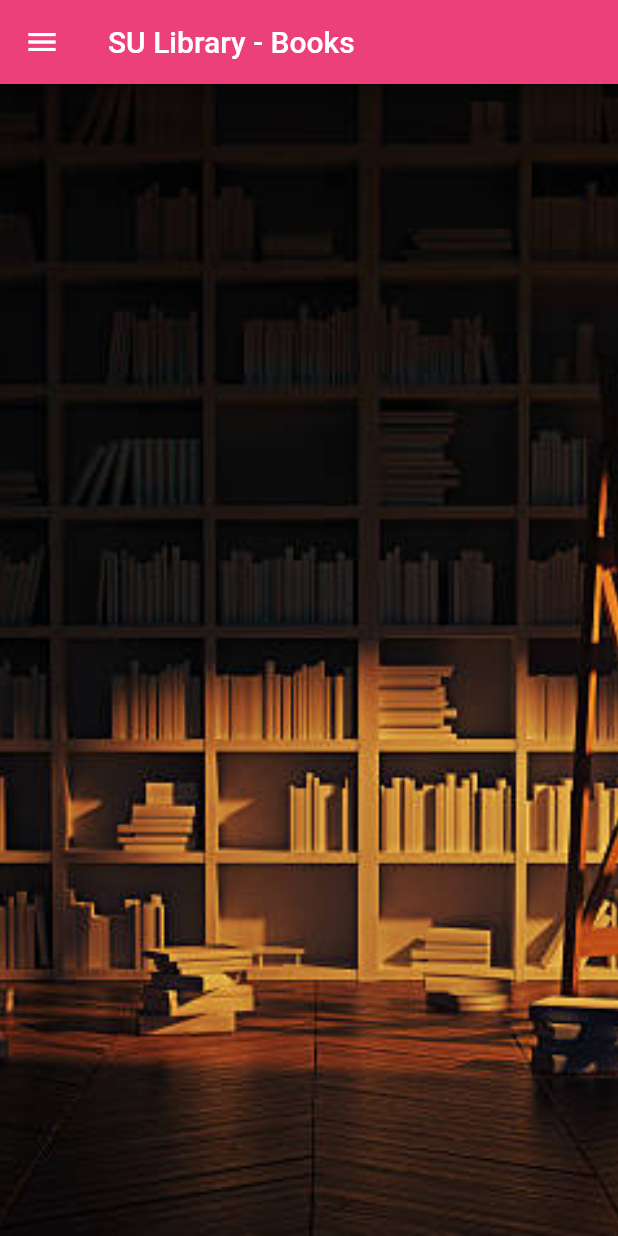
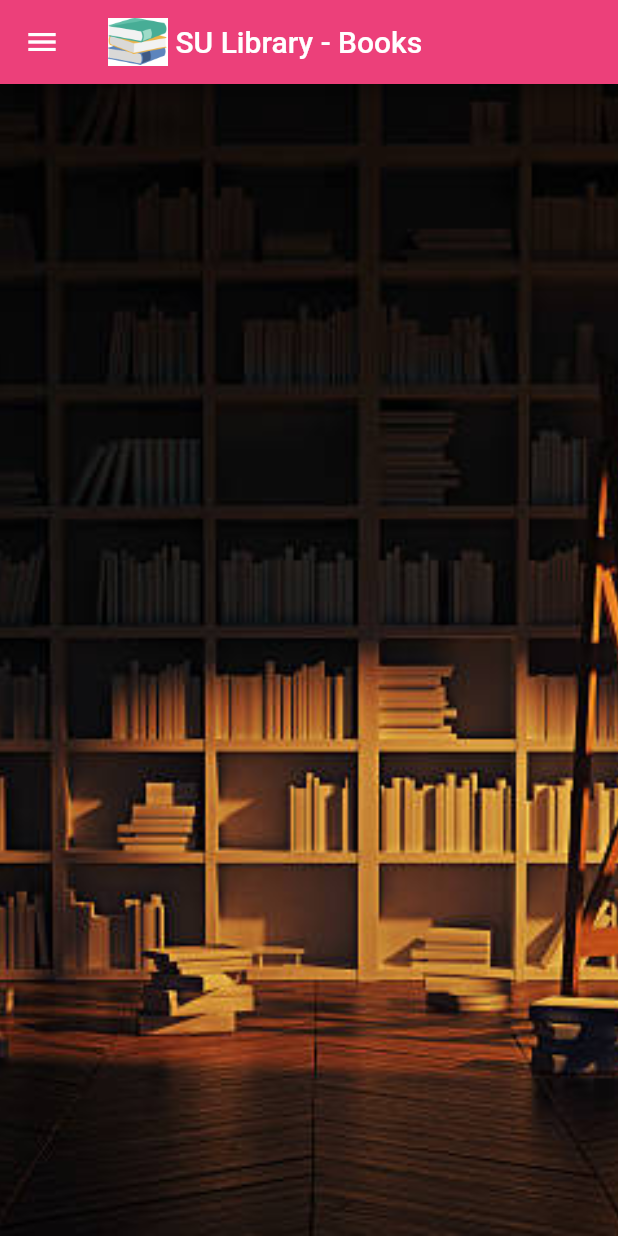
Before and after one commit to Saarthak-Vijayvargiya-github/Library-App-SV, a Flutter app: the screen it shows once a user with an empty profile is signed in, on a phone screen of 412 x 824 dp. Run offline on Flutter 3.47's test engine with Material 2 defaults, Android fonts, the phone set to English and light mode, and no system bars; our stand-ins replace cloud_firestore, firebase_auth, firebase_core, flutter_spinkit, google_sign_in; accounts and stored records are empty.

Commit message:
Second commit

```diff
--- a/lib/student/home.dart
+++ b/lib/student/home.dart
@@ -18,7 +18,20 @@ class StudentHome extends StatelessWidget {
         backgroundColor: Colors.black12,
         appBar: AppBar(
           backgroundColor: Colors.pink[400],
-          title: Text('SU Library - Books'),
+          title: Row(
+            children: [
+                Padding(
+                  padding: const EdgeInsets.fromLTRB(0.0,0.0,5.0,0.0),
+                  child: Image(
+                    height: 40.0,
+                    width: 40.0,
+                    alignment: Alignment.centerLeft,
+                    image: AssetImage('assets/icon.png'),
+                  ),
+                ),
+              Text('SU Library - Books'),
+            ],
+          ),
         ),
         drawer: Drawer(
           child: OurDrawer(),
```
